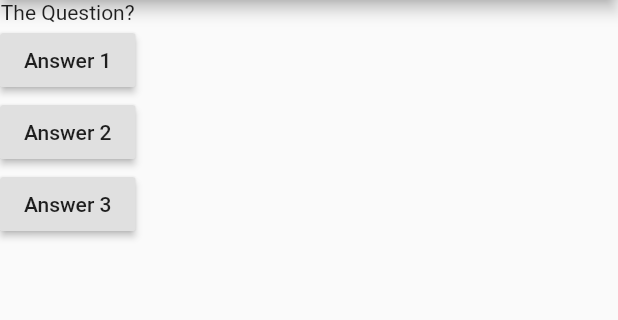
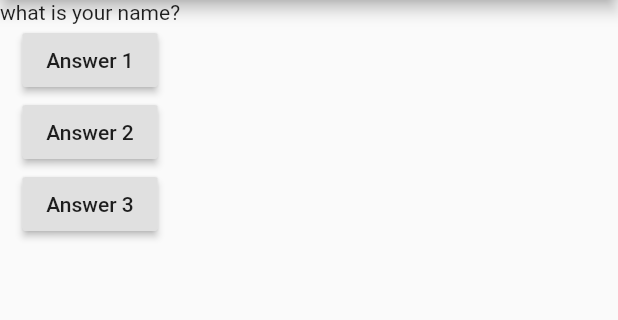
Before and after one commit to mfarhankz/start-learning-flutter, a Flutter app: the screen it shows after launch, on a phone screen of 412 x 824 dp, the part 84-404 px from its top. Run offline on Flutter 3.47's test engine with Material 2 defaults, Android fonts, the phone set to English and light mode, and no system bars.

Commit message:
add funtion with array

```diff
--- a/first_app/lib/main.dart
+++ b/first_app/lib/main.dart
@@ -3,10 +3,20 @@ import 'package:flutter/material.dart';
 void main() => runApp(MyApp());
 
 class MyApp extends StatelessWidget {
-  void answerQuestion() => {print('Good !')};
+  var questionIndex = 0;
+  var questions = [
+    'what is your name?',
+    'what is your father name?',
+  ];
+  void answerQuestion() => {questionIndex = questionIndex + 1};
 
   @override
   Widget build(BuildContext context) {
+    var questions = [
+      'what is your name?',
+      'what is your father name?',
+      'what is your mother name?',
+    ];
     return MaterialApp(
       home: Scaffold(
         appBar: AppBar(
@@ -14,7 +24,7 @@ class MyApp extends StatelessWidget {
         ),
         body: Column(
           children: [
-            Text('The Question?'),
+            Text(questions[questionIndex]),
             RaisedButton(
               child: Text('Answer 1'),
               onPressed: answerQuestion,
@@ -25,8 +35,8 @@ class MyApp extends StatelessWidget {
             ),
             RaisedButton(
               child: Text('Answer 3'),
-              onPressed: () => {
-                print('Answer 3 Chooesen !'),
+              onPressed: () {
+                print('Answer 3 Chooesen !');
               },
             ),
           ],
```
